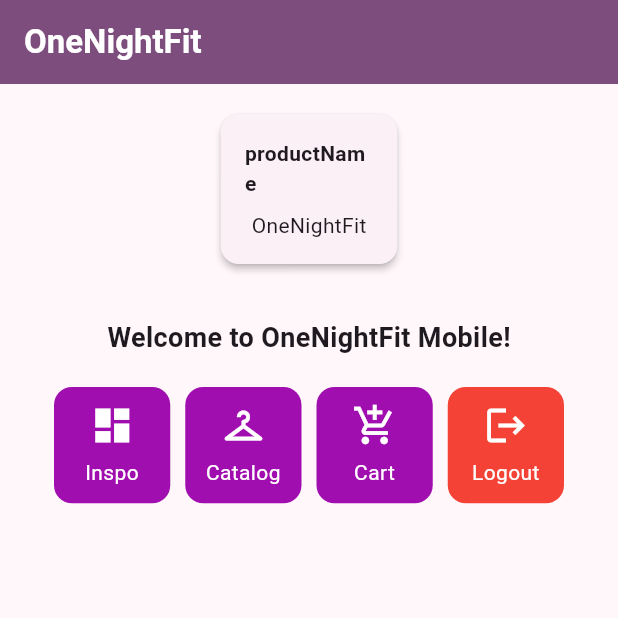
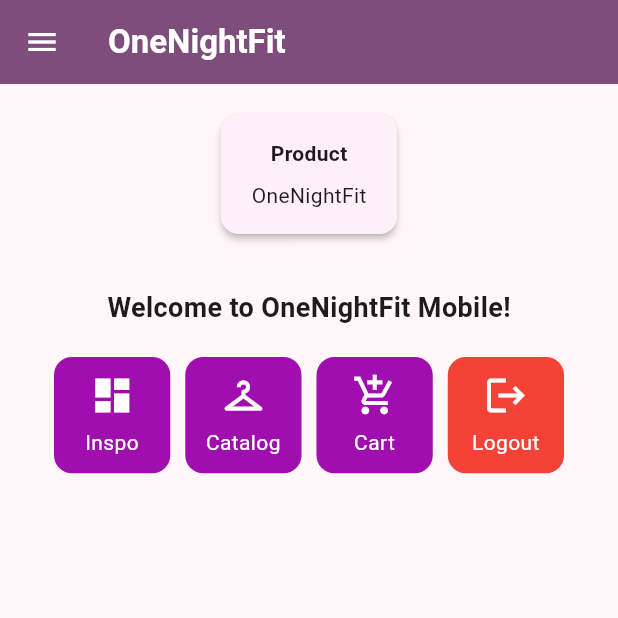
Before and after one commit to OneNightFit/OneNightFit_mobile, a Flutter app: the screen it shows after launch, on a phone screen of 412 x 824 dp, the top half of it. Run offline on Flutter 3.47's test engine with Material 3 defaults, Android fonts, the phone set to English and light mode, and no system bars.

Commit message:
refactor(mobile): move menu.dart to screens and attach drawer
Add the drawer to the home Scaffold, update imports in main.dart, and rename the info card title.

```diff
--- a/lib/main.dart
+++ b/lib/main.dart
@@ -1,5 +1,5 @@
 import 'package:flutter/material.dart';
-import 'package:onenightfit_mobile/menu.dart';
+import 'package:onenightfit_mobile/screens/menu.dart';
 
 void main() {
   runApp(const MyApp());
@@ -12,10 +12,10 @@ class MyApp extends StatelessWidget {
   @override
   Widget build(BuildContext context) {
     return MaterialApp(
-      title: 'Flutter Demo',
+      title: 'OneNightFit',
       theme: ThemeData(
         colorScheme: ColorScheme.fromSeed(
-          seedColor: Color(0xFF804D80),
+          seedColor: Color(0xFF350039),
           secondary: Color(0xFFA10EAF)
         ),
         useMaterial3: true,
--- a/lib/menu.dart
+++ b/lib/screens/menu.dart
@@ -1,4 +1,6 @@
 import 'package:flutter/material.dart';
+import 'package:onenightfit_mobile/widgets/left_drawer.dart';
+import 'package:onenightfit_mobile/widgets/item_card.dart';
 
 class MyHomePage extends StatelessWidget {
   MyHomePage({super.key});
@@ -21,38 +23,30 @@ class MyHomePage extends StatelessWidget {
 
   final String productName = "OneNightFit";
 
-    @override
+  @override
   Widget build(BuildContext context) {
-    // Scaffold menyediakan struktur visual dasar halaman (AppBar, Body, SnackBar).
     return Scaffold(
-      // AppBar menampilkan bar bagian atas halaman aplikasi.
       appBar: AppBar(
         title: const Text(
           'OneNightFit',
-          style: TextStyle(
-            color: Colors.white,
-            fontWeight: FontWeight.bold,
-          ),
+          style: TextStyle(color: Colors.white, fontWeight: FontWeight.bold),
         ),
         backgroundColor: Theme.of(context).colorScheme.primary,
+        iconTheme: const IconThemeData(color: Colors.white),
       ),
-      // Body halaman utama dengan padding di sekelilingnya.
+      drawer: const LeftDrawer(),
       body: Padding(
         padding: const EdgeInsets.all(16.0),
         child: Column(
           crossAxisAlignment: CrossAxisAlignment.center,
           children: [
-            // Baris horizontal untuk menampilkan 3 InfoCard secara sejajar.
             Row(
               mainAxisAlignment: MainAxisAlignment.spaceEvenly,
-              children: [
-                InfoCard(title: 'productName', content: productName),
-              ],
+              children: [InfoCard(title: 'Product', content: productName)],
             ),
 
             const SizedBox(height: 16.0),
 
-            // Bagian tengah: pesan sambutan dan kisi tombol menu portofolio.
             Center(
               child: Column(
                 children: [
@@ -67,14 +61,12 @@ class MyHomePage extends StatelessWidget {
                     ),
                   ),
 
-                  // GridView menampilkan kartu tombol dalam tata letak kisi 3 kolom.
                   GridView.count(
                     primary: false,
                     padding: const EdgeInsets.all(20),
                     crossAxisSpacing: 10,
                     mainAxisSpacing: 10,
                     crossAxisCount: 4,
-                    // shrinkWrap agar ukuran kisi menyesuaikan tinggi konten anak.
                     shrinkWrap: true,
                     childAspectRatio: 1.0,
                     children: items.map((ItemHomepage item) {
@@ -92,7 +84,6 @@ class MyHomePage extends StatelessWidget {
 }
 
 class InfoCard extends StatelessWidget {
-  // Kartu informasi yang menampilkan judul (title) dan isi (content).
   final String title;
   final String content;
 
@@ -101,19 +92,13 @@ class InfoCard extends StatelessWidget {
   @override
   Widget build(BuildContext context) {
     return Card(
-      // Memberikan efek bayangan kartu elevasi 2 unit.
       elevation: 2.0,
       child: Container(
-        // Menyesuaikan lebar kartu dengan proporsi layar (dibagi 3.5).
         width: MediaQuery.of(context).size.width / 3.5,
         padding: const EdgeInsets.all(16.0),
-        // Menyusun teks title dan content secara vertikal.
         child: Column(
           children: [
-            Text(
-              title,
-              style: const TextStyle(fontWeight: FontWeight.bold),
-            ),
+            Text(title, style: const TextStyle(fontWeight: FontWeight.bold)),
             const SizedBox(height: 8.0),
             Text(content),
           ],
@@ -122,59 +107,3 @@ class InfoCard extends StatelessWidget {
     );
   }
 }
-
-class ItemHomepage {
-  final String name;
-  final IconData icon;
-
-  ItemHomepage(this.name, this.icon);
-}
-
-class ItemCard extends StatelessWidget {
-  final ItemHomepage item;
-
-  const ItemCard(this.item, {super.key});
-
-  @override
-  Widget build(BuildContext context) {
-    return Material(
-      // Menggunakan warna sekunder dari skema tema aplikasi.
-      color: item.name == "Logout"
-        ? Colors.red
-        :  Theme.of(context).colorScheme.secondary,
-      borderRadius: BorderRadius.circular(12),
-      child: InkWell(
-        // Aksi ketika kartu ditekan oleh pengguna.
-        onTap: () {
-          // Menampilkan SnackBar dengan pesan interaktif.
-          ScaffoldMessenger.of(context)
-            ..hideCurrentSnackBar()
-            ..showSnackBar(
-              SnackBar(content: Text("Kamu telah menekan tombol ${item.name}!"))
-            );
-        },
-        child: Container(
-          padding: const EdgeInsets.all(8),
-          child: Center(
-            child: Column(
-              mainAxisAlignment: MainAxisAlignment.center,
-              children: [
-                Icon(
-                  item.icon,
-                  color: Colors.white,
-                  size: 30.0,
-                ),
-                const Padding(padding: EdgeInsets.all(3)),
-                Text(
-                  item.name,
-                  textAlign: TextAlign.center,
-                  style: const TextStyle(color: Colors.white),
-                ),
-              ],
-            ),
-          ),
-        ),
-      ),
-    );
-  }
-}
```
